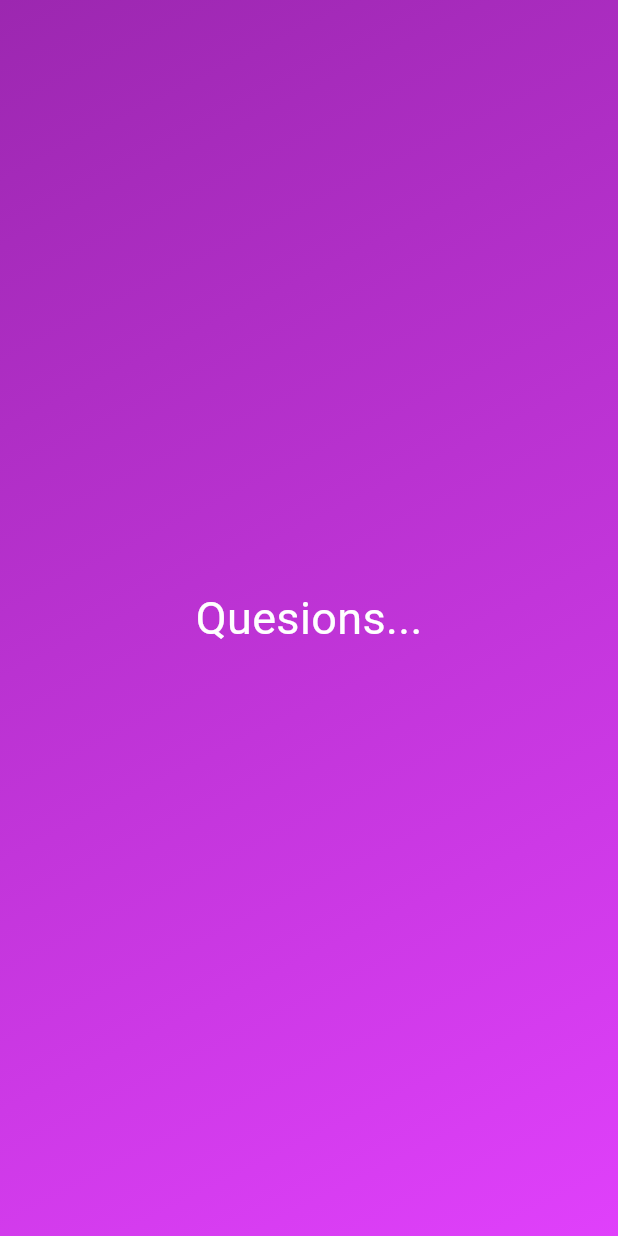
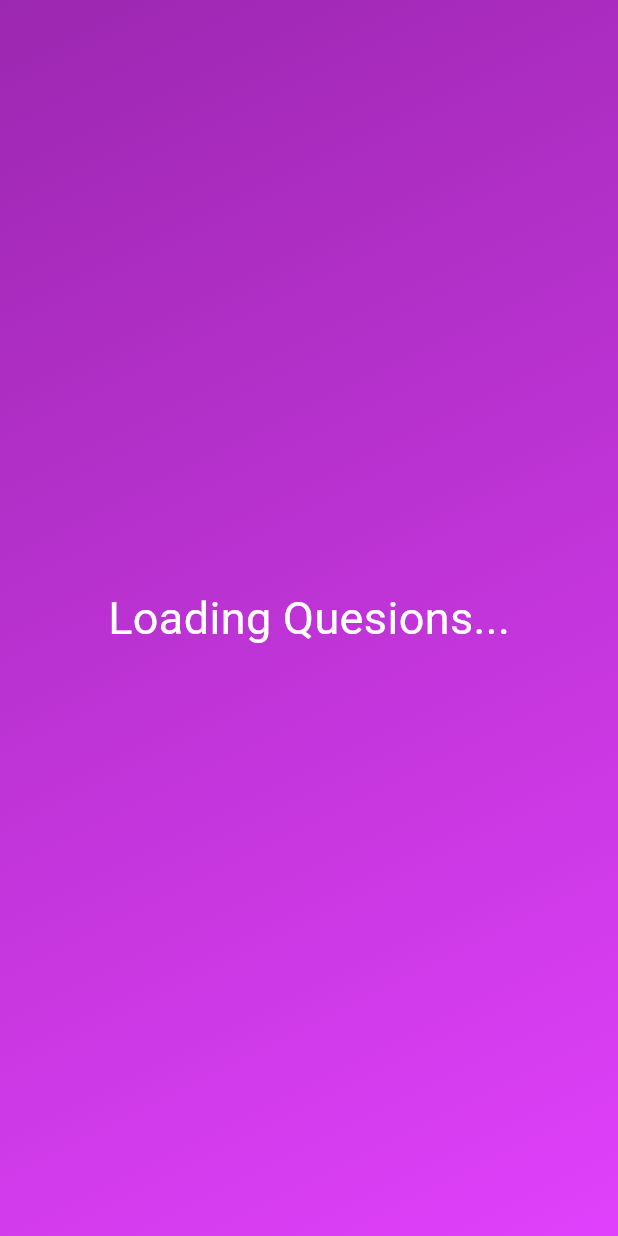
Before and after one commit to rubik26/flutter_quesions, a Flutter app: the screen it shows after launch, after a tap on "Enter to Exam", on a phone screen of 412 x 824 dp. Run offline on Flutter 3.47's test engine with Material 3 defaults, Android fonts, the phone set to English and light mode, and no system bars.

Commit message:
Update exam.dart

```diff
--- a/lib/exam.dart
+++ b/lib/exam.dart
@@ -6,12 +6,26 @@ class Quesions extends StatefulWidget {
   const Quesions({super.key});
 
   @override
-  State<StatefulWidget> createState() {
-    return QuesionsState();
-  }
+  State<StatefulWidget> createState() => _QuesionsState();
 }
 
-class QuesionsState extends State {
+class _QuesionsState extends State {
+  String quesions = "Loading Quesions...";
+
+  @override
+  void initState() {
+    super.initState();
+    fetchData();
+  }
+
+  void fetchData() {
+    Future.delayed(const Duration(seconds: 2), () {
+      setState(() {
+        quesions = "Quesions loaded!";
+      });
+    });
+  }
+
   @override
   Widget build(BuildContext context) {
     const AlignmentGeometry startAlignment = Alignment.topLeft;
@@ -20,15 +34,18 @@ class QuesionsState extends State {
         body: Container(
       decoration: const BoxDecoration(
         gradient: LinearGradient(
-            colors: colorList, begin: startAlignment, end: endAlignment),
+          colors: colorList,
+          begin: startAlignment,
+          end: endAlignment,
+        ),
       ),
-      child: const Center(
+      child: Center(
         child: Column(
           mainAxisSize: MainAxisSize.min,
           children: [
             Text(
-              "Quesions...",
-              style: TextStyle(color: Colors.white, fontSize: 30),
+              quesions,
+              style: const TextStyle(color: Colors.white, fontSize: 30),
             ),
           ],
         ),
```
